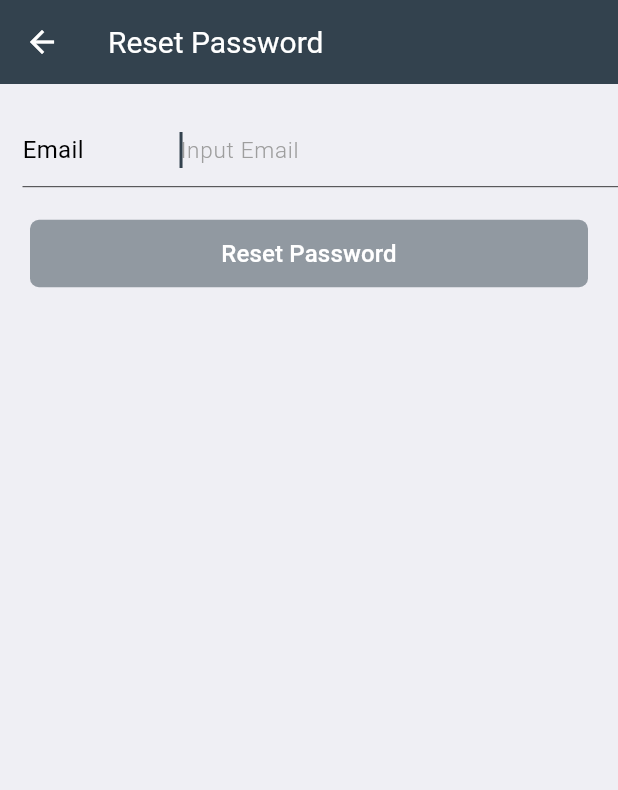
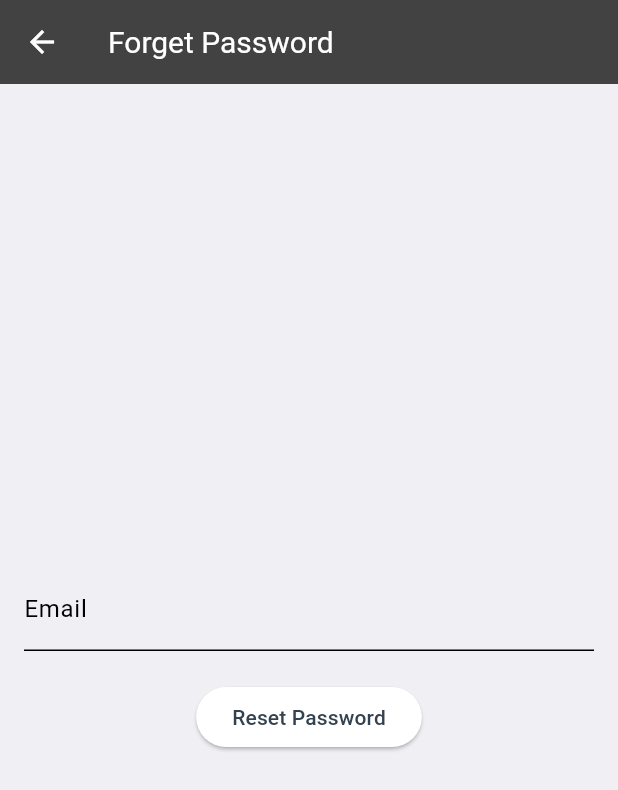
Before and after one commit to banghuazhao/swiftcomp-flutter, a Flutter app: the ForgetPasswordPage screen opened directly, on a phone screen of 412 x 824 dp. Shown: the top 790 px of the screen. Run offline on Flutter 3.47's test engine with Material 3 defaults, Android fonts, the phone set to English and light mode, and no system bars; our stand-ins replace app_links, auto_size_text, device_info, fl_chart, flutter_dotenv, flutter_markdown and 8 more; missing offline and left inert: amplify_auth_cognito, amplify_flutter, app_tracking_transparency, composite_calculator, flutter_math_fork, launch_review and 2 more; accounts and stored records are empty.

Commit message:
Create forget and reset password page (#28)

```diff
--- a/domain/lib/repositories_abstract/auth_repository.dart
+++ b/domain/lib/repositories_abstract/auth_repository.dart
@@ -6,4 +6,7 @@ abstract class AuthRepository {
   Future<User> signup(String username, String email, String password);
   Future<String> login(String username, String password);
   Future<void> logout();
+  Future<void> forgetPassword(String email);
+  Future<String> resetPasswordVerify(String token);
+  Future<String> resetPassword(String token, String newPassword);
 }
--- a/lib/injection_container.dart
+++ b/lib/injection_container.dart
@@ -2,7 +2,7 @@ import 'package:data/data_sources/authenticated_http_client.dart';
 import 'package:data/data_sources/function_tools_data_source.dart';
 import 'package:data/data_sources/open_ai_data_source.dart';
 import 'package:data/providers/token_provider_impl.dart';
-import 'package:data/repositories/auth_repository.dart';
+import 'package:data/repositories/auth_repository_impl.dart';
 import 'package:data/repositories/chat_repository_impl.dart';
 import 'package:data/repositories/chat_session_repository_imp.dart';
 import 'package:data/repositories/user_repository.dart';
@@ -17,7 +17,9 @@ import 'package:get_it/get_it.dart';
 import 'package:http/http.dart' as http;
 import 'package:swiftcomp/presentation/settings/providers/feature_flag_provider.dart';
 import 'package:swiftcomp/presentation/settings/viewModels/feature_flag_view_model.dart';
+import 'package:swiftcomp/presentation/settings/viewModels/forget_password_view_model.dart';
 import 'package:swiftcomp/presentation/settings/viewModels/login_view_model.dart';
+import 'package:swiftcomp/presentation/settings/viewModels/reset_password_view_model.dart';
 import 'package:swiftcomp/presentation/settings/viewModels/settings_view_model.dart';
 import 'package:swiftcomp/presentation/settings/viewModels/signup_view_model.dart';
 import 'package:swiftcomp/presentation/settings/viewModels/user_profile_view_model.dart';
@@ -42,6 +44,8 @@ void initInjection() {
           () => FeatureFlagViewModel(featureFlagProvider: sl()));
   sl.registerFactory<UserProfileViewModel>(() =>
       UserProfileViewModel(authUseCase: sl(), userUseCase: sl()));
+  sl.registerFactory<ResetPasswordViewModel>(() => ResetPasswordViewModel(authUseCase: sl()));
+  sl.registerFactory<ForgetPasswordViewModel>(() => ForgetPasswordViewModel(authUseCase: sl()));
 
   // Providers
   sl.registerLazySingleton<TokenProvider>(() => TokenProviderImpl());
--- a/lib/main.dart
+++ b/lib/main.dart
@@ -1,6 +1,9 @@
+import 'dart:async';
+
 import 'package:amplify_auth_cognito/amplify_auth_cognito.dart';
 import 'package:amplify_flutter/amplify_flutter.dart';
 import 'package:flutter/cupertino.dart';
+import 'package:flutter/foundation.dart';
 import 'package:flutter/material.dart';
 import 'package:flutter_dotenv/flutter_dotenv.dart';
 import 'package:flutter_localizations/flutter_localizations.dart';
@@ -59,7 +62,6 @@ class _MyAppState extends State<MyApp> {
   @override
   void initState() {
     super.initState();
-
     _configureAmplify();
   }
 
--- a/lib/presentation/settings/login/forget_password_page.dart
+++ b/lib/presentation/settings/login/forget_password_page_old.dart
@@ -5,14 +5,14 @@ import 'package:swiftcomp/presentation/settings/login/login_button.dart';
 import 'package:swiftcomp/presentation/settings/login/login_input.dart';
 import 'package:swiftcomp/util/string_util.dart';
 
-class ForgetPasswordPage extends StatefulWidget {
-  const ForgetPasswordPage({Key? key}) : super(key: key);
+class ForgetPasswordPageOld extends StatefulWidget {
+  const ForgetPasswordPageOld({Key? key}) : super(key: key);
 
   @override
-  _ForgetPasswordPageState createState() => _ForgetPasswordPageState();
+  _ForgetPasswordPageOldState createState() => _ForgetPasswordPageOldState();
 }
 
-class _ForgetPasswordPageState extends State<ForgetPasswordPage> {
+class _ForgetPasswordPageOldState extends State<ForgetPasswordPageOld> {
   bool confirmEnable = false;
   bool resetEnable = false;
   String? email;
--- a/lib/presentation/settings/login/old_login_page.dart
+++ b/lib/presentation/settings/login/old_login_page.dart
@@ -9,7 +9,7 @@ import 'package:swiftcomp/presentation/settings/login/registration_page.dart';
 import 'package:swiftcomp/util/string_util.dart';
 
 import 'email_confimation_screen.dart';
-import 'forget_password_page.dart';
+import 'forget_password_page_old.dart';
 
 class LoginPage extends StatefulWidget {
   const LoginPage({Key? key}) : super(key: key);
@@ -80,7 +80,7 @@ class _LoginPageState extends State<LoginPage> {
                         enable: true,
                         onPressed: () {
                           Navigator.push(context,
-                              MaterialPageRoute(builder: (context) => const ForgetPasswordPage()));
+                              MaterialPageRoute(builder: (context) => const ForgetPasswordPageOld()));
                         },
                       )),
                 ],
--- /dev/null
+++ b/lib/presentation/settings/viewModels/forget_password_view_model.dart
@@ -0,0 +1,25 @@
+import 'package:domain/usecases/auth_usecase.dart';
+import 'package:flutter/material.dart';
+
+class ForgetPasswordViewModel extends ChangeNotifier {
+  bool isLoading = false;
+  String errorMessage = '';
+  AuthUseCase authUseCase;
+
+  ForgetPasswordViewModel({required this.authUseCase});
+
+  Future<void> forgetPassword(String email) async {
+    isLoading = true;
+    errorMessage = '';
+    notifyListeners();
+
+    try {
+      await authUseCase.forgetPassword(email);
+      isLoading = false;
+    } catch (error) {
+      errorMessage = error.toString();
+      isLoading = false;
+    }
+    notifyListeners();
+  }
+}
--- /dev/null
+++ b/lib/presentation/settings/views/forget_password_page.dart
@@ -0,0 +1,106 @@
+import 'package:flutter/material.dart';
+import 'package:provider/provider.dart';
+import '../viewModels/forget_password_view_model.dart'; // Adjust the import path as necessary
+import '../../../injection_container.dart'; // Import your service locator to inject dependencies
+
+class ForgetPasswordPage extends StatefulWidget {
+  @override
+  _ForgetPasswordPageState createState() => _ForgetPasswordPageState();
+}
+
+class _ForgetPasswordPageState extends State<ForgetPasswordPage> {
+  final _emailController = TextEditingController();
+  final _formKey = GlobalKey<FormState>();
+
+  @override
+  Widget build(BuildContext context) {
+    return ChangeNotifierProvider(
+      create: (_) => sl<ForgetPasswordViewModel>(), // Use your service locator
+      child: Scaffold(
+        appBar: AppBar(
+          title: Text("Forget Password"),
+          backgroundColor:
+              Colors.grey[800], // Customize the AppBar color as needed
+        ),
+        body: Consumer<ForgetPasswordViewModel>(
+          builder: (context, viewModel, child) {
+            return Padding(
+              padding: const EdgeInsets.all(16.0),
+              child: Form(
+                key: _formKey,
+                child: Column(
+                  mainAxisAlignment: MainAxisAlignment.center,
+                  children: [
+                    // Email Input Field
+                    TextFormField(
+                      controller: _emailController,
+                      decoration: InputDecoration(
+                        labelText: "Email",
+                        hintText: "Input Email",
+                        border: UnderlineInputBorder(),
+                      ),
+                      keyboardType: TextInputType.emailAddress,
+                      validator: (value) {
+                        if (value == null || value.isEmpty) {
+                          return 'Please enter your email';
+                        }
+                        if (!RegExp(r'^[^@]+@[^@]+\.[^@]+').hasMatch(value)) {
+                          return 'Please enter a valid email';
+                        }
+                        return null;
+                      },
+                    ),
+                    SizedBox(height: 20),
+
+                    // Reset Password Button
+                    ElevatedButton(
+                      onPressed: viewModel.isLoading
+                          ? null
+                          : () async {
+                              if (_formKey.currentState!.validate()) {
+                                await viewModel
+                                    .forgetPassword(_emailController.text);
+                                if (viewModel.errorMessage.isEmpty) {
+                                  ScaffoldMessenger.of(context).showSnackBar(
+                                    SnackBar(
+                                        content:
+                                            Text('Password reset email sent.')),
+                                  );
+                                  Navigator.pop(
+                                      context); // Go back after successful reset
+                                }
+                              }
+                            },
+                      child: viewModel.isLoading
+                          ? CircularProgressIndicator(
+                              valueColor:
+                                  AlwaysStoppedAnimation<Color>(Colors.white),
+                            )
+                          : Text("Reset Password"),
+                    ),
+
+                    // Error Message
+                    if (viewModel.errorMessage.isNotEmpty)
+                      Padding(
+                        padding: const EdgeInsets.only(top: 16.0),
+                        child: Text(
+                          viewModel.errorMessage,
+                          style: TextStyle(color: Colors.red),
+                        ),
+                      ),
+                  ],
+                ),
+              ),
+            );
+          },
+        ),
+      ),
+    );
+  }
+
+  @override
+  void dispose() {
+    _emailController.dispose();
+    super.dispose();
+  }
+}
--- a/pubspec.yaml
+++ b/pubspec.yaml
@@ -48,6 +48,7 @@ dependencies:
   get_it: ^8.0.0
   flutter_dotenv: ^5.0.2
   flutter_secure_storage: ^9.2.2
+  app_links: ^6.2.0
 
   amplify_flutter: ^1.8.0
   amplify_auth_cognito: ^1.8.0
```
Also changed, not shown: data/lib/repositories/auth_repository_impl.dart (renamed from data/lib/repositories/auth_repository.dart, +57 -0 lines), domain/lib/usecases/auth_usecase.dart (+12 -0 lines), lib/presentation/bottom_navigator.dart (+60 -1 lines), lib/presentation/settings/viewModels/reset_password_view_model.dart (added, +45 -0 lines), lib/presentation/settings/viewModels/settings_view_model.dart (+7 -3 lines), lib/presentation/settings/views/login_page.dart (+19 -3 lines), lib/presentation/settings/views/reset_password_page.dart (added, +101 -0 lines), firebase.json, pubspec.lock, 4 other files.
